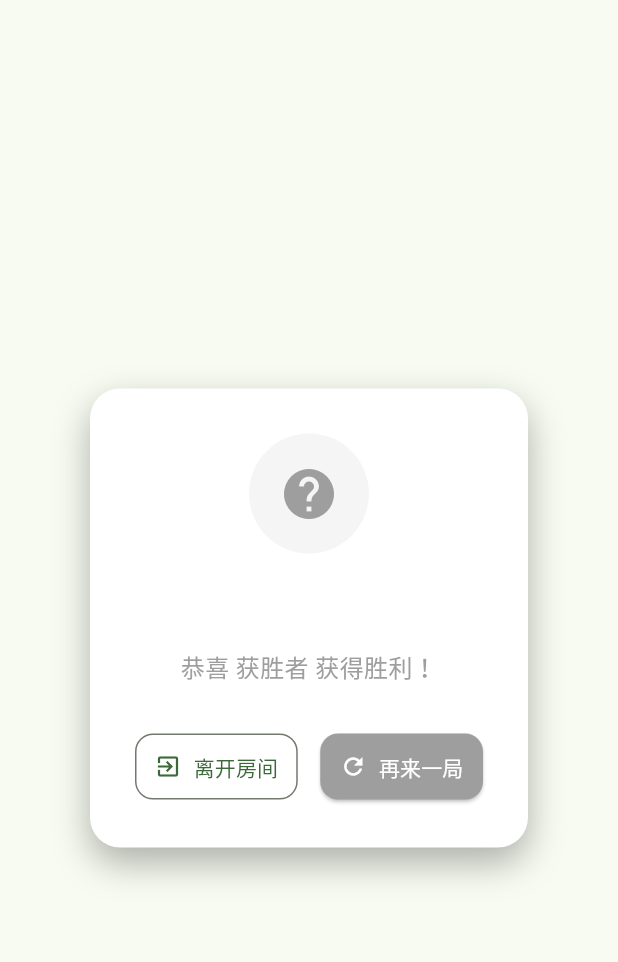
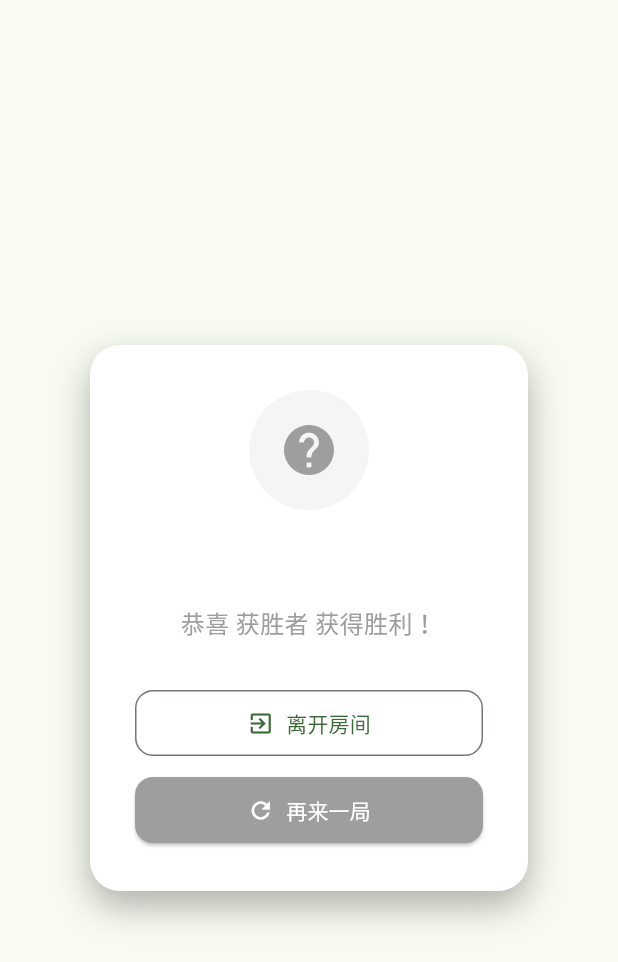
Before and after one commit to corkine/frog_game, a Flutter app: the OnlineVictoryDialog widget shown alone on an empty page, opened directly with empty values, on a phone screen of 412 x 824 dp. Shown: the top 962 px of the screen. Run offline on Flutter 3.47's test engine with Material 3 defaults, Android fonts, the light colour scheme and no system bars; our stand-ins replace flutter_riverpod, freezed_annotation, riverpod_annotation; missing offline and left inert: random_name_generator; generated files the repository leaves out were written again; Roboto replaces fonts that are missing (PingFang SC).

Commit message:
优化在线游戏界面，允许用户在胜利对话框中点击外部区域关闭对话框，更新版本信息显示方式，增强用户体验。

```diff
--- a/lib/screens/online_game_screen.dart
+++ b/lib/screens/online_game_screen.dart
@@ -470,7 +470,7 @@ class _OnlineGameScreenState extends ConsumerState<OnlineGameScreen> {
 
     showDialog(
       context: context,
-      barrierDismissible: false,
+      barrierDismissible: true,
       builder: (context) => OnlineVictoryDialog(
         gameStatus: state.gameState.status,
         mySymbol: state.mySymbol,
--- a/lib/screens/welcome_screen.dart
+++ b/lib/screens/welcome_screen.dart
@@ -161,7 +161,7 @@ class WelcomeScreen extends ConsumerWidget {
         borderRadius: BorderRadius.circular(20),
       ),
       child: Text(
-        'Version ${AppConfig.appVersion}',
+        AppConfig.appVersion,
         style: const TextStyle(
           color: Colors.white,
           fontSize: 12,
--- a/lib/widgets/online_victory_dialog.dart
+++ b/lib/widgets/online_victory_dialog.dart
@@ -70,6 +70,8 @@ class _OnlineVictoryDialogState extends State<OnlineVictoryDialog>
       backgroundColor: Colors.transparent,
       child: ScaleTransition(
         scale: _scaleAnimation,
+        child: ConstrainedBox(
+          constraints: const BoxConstraints(maxWidth: 400),
           child: Container(
             padding: const EdgeInsets.all(30),
             margin: const EdgeInsets.symmetric(horizontal: 20),
@@ -130,10 +132,10 @@ class _OnlineVictoryDialogState extends State<OnlineVictoryDialog>
                 const SizedBox(height: 30),
 
                 // 按钮
-              Row(
+                Column(
+                  crossAxisAlignment: CrossAxisAlignment.stretch,
                   children: [
-                  Expanded(
-                    child: OutlinedButton.icon(
+                    OutlinedButton.icon(
                       onPressed: () {
                         Navigator.of(context).pop();
                         widget.onLeaveRoom();
@@ -147,12 +149,8 @@ class _OnlineVictoryDialogState extends State<OnlineVictoryDialog>
                         ),
                       ),
                     ),
-                  ),
-
-                  const SizedBox(width: 15),
-
-                  Expanded(
-                    child: ElevatedButton.icon(
+                    const SizedBox(height: 10),
+                    ElevatedButton.icon(
                       onPressed: () {
                         Navigator.of(context).pop();
                         widget.onPlayAgain();
@@ -168,10 +166,10 @@ class _OnlineVictoryDialogState extends State<OnlineVictoryDialog>
                         ),
                       ),
                     ),
+                  ],
                 ),
               ],
             ),
-            ],
           ),
         ),
       ),
--- a/lib/widgets/victory_dialog.dart
+++ b/lib/widgets/victory_dialog.dart
@@ -67,6 +67,8 @@ class _VictoryDialogState extends State<VictoryDialog>
       backgroundColor: Colors.transparent,
       child: ScaleTransition(
         scale: _scaleAnimation,
+        child: ConstrainedBox(
+          constraints: const BoxConstraints(maxWidth: 400),
           child: Container(
             padding: const EdgeInsets.all(25),
             margin: const EdgeInsets.symmetric(horizontal: 20),
@@ -169,6 +171,7 @@ class _VictoryDialogState extends State<VictoryDialog>
             ),
           ),
         ),
+      ),
     );
   }
 
```
Lines whose indentation alone changed are shown as unchanged.
